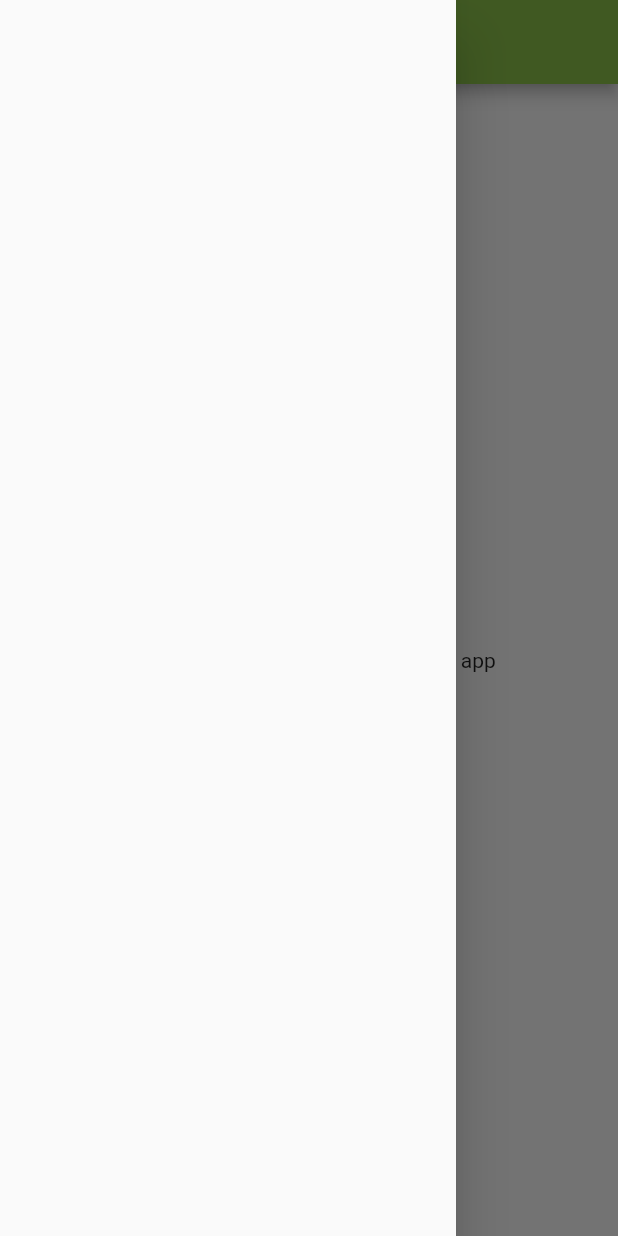
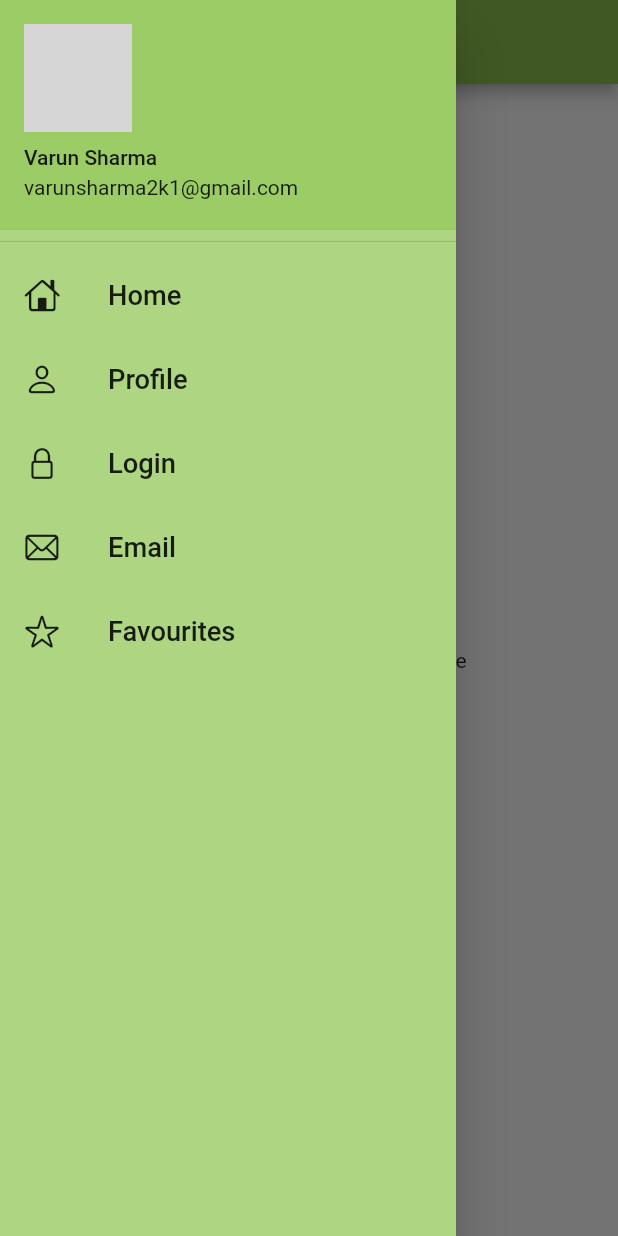
Before and after one commit to Varunsharma2k1/Flutter, a Flutter app: the HomePage screen opened by its route, with the side drawer open, on a phone screen of 412 x 824 dp. Run offline on Flutter 3.47's test engine with Material 2 defaults, Android fonts, the phone set to English and light mode, and no system bars; network calls fail; grey boxes are pictures that could not be loaded.

Commit message:
day8 complete

```diff
--- a/lib/Pages/home_page.dart
+++ b/lib/Pages/home_page.dart
@@ -1,4 +1,5 @@
 import 'package:flutter/material.dart';
+import 'package:flutter_application_1/widgets/drawer.dart';
 
 class HomePage extends StatelessWidget {
   const HomePage({Key? key}) : super(key: key);
@@ -7,14 +8,14 @@ class HomePage extends StatelessWidget {
   Widget build(BuildContext context) {
     return Scaffold(
       appBar: AppBar(
-        title: Text("Gharwale"),
+        title: Text("DietShiet"),
       ),
       body: Center(
         child: Container(
-          child: Text("Welcome guys welcome back to my app"),
+          child: Text("HomePage is under maintainence"),
         ),
       ),
-      drawer: Drawer(),
+      drawer: MyDrawer(),
     );
   }
 }
--- a/lib/main.dart
+++ b/lib/main.dart
@@ -18,7 +18,8 @@ class MyApp extends StatelessWidget {
       theme: ThemeData(
         primarySwatch: Colors.lightGreen,
       ),
-      initialRoute: "/login",
+      debugShowCheckedModeBanner: false,
+      initialRoute: MyRoutes.homeRoute,
       routes: {
         MyRoutes.homeRoute: (context) => HomePage(),
         MyRoutes.loginRoute: (context) => LoginPage(),
--- /dev/null
+++ b/lib/widgets/drawer.dart
@@ -0,0 +1,97 @@
+import 'package:flutter/cupertino.dart';
+import 'package:flutter/material.dart';
+import 'package:flutter_application_1/Pages/LoginPage.dart';
+import 'package:flutter_application_1/utils/routes.dart';
+
+class MyDrawer extends StatelessWidget {
+  const MyDrawer({Key? key}) : super(key: key);
+
+  @override
+  Widget build(BuildContext context) {
+    const imageUrl =
+        "https://logos.textgiraffe.com/logos/logo-name/Varun-designstyle-smoothie-m.png";
+    return Drawer(
+      child: Container(
+        color: Colors.lightGreen[300],
+        child: ListView(
+          children: [
+            DrawerHeader(
+                padding: EdgeInsets.zero,
+                child: UserAccountsDrawerHeader(
+                  decoration: BoxDecoration(color: Colors.lightGreen[400]),
+                  accountName: Text("Varun Sharma"),
+                  accountEmail: Text("varunsharma2k1@gmail.com"),
+                  currentAccountPicture: const CircleAvatar(
+                    backgroundImage: NetworkImage(imageUrl),
+                  ),
+                )),
+            ListTile(
+              onTap: () {
+                Navigator.pushNamed(context, MyRoutes.homeRoute);
+              },
+              textColor: Colors.black87,
+              leading: Icon(
+                CupertinoIcons.home,
+                color: Colors.black87,
+              ),
+              title: Text(
+                "Home",
+                textScaleFactor: 1.3,
+              ),
+            ),
+            ListTile(
+              onTap: () {
+                Navigator.pushNamed(context, MyRoutes.profileRoute);
+              },
+              textColor: Colors.black87,
+              leading: Icon(
+                CupertinoIcons.person,
+                color: Colors.black87,
+              ),
+              title: Text(
+                "Profile",
+                textScaleFactor: 1.3,
+              ),
+            ),
+            ListTile(
+              onTap: () {
+                Navigator.pushNamed(context, MyRoutes.loginRoute);
+              },
+              textColor: Colors.black87,
+              leading: Icon(
+                CupertinoIcons.lock,
+                color: Colors.black87,
+              ),
+              title: Text(
+                "Login",
+                textScaleFactor: 1.3,
+              ),
+            ),
+            ListTile(
+              textColor: Colors.black87,
+              leading: Icon(
+                CupertinoIcons.mail,
+                color: Colors.black87,
+              ),
+              title: Text(
+                "Email",
+                textScaleFactor: 1.3,
+              ),
+            ),
+            ListTile(
+              textColor: Colors.black87,
+              leading: Icon(
+                CupertinoIcons.star,
+                color: Colors.black87,
+              ),
+              title: Text(
+                "Favourites",
+                textScaleFactor: 1.3,
+              ),
+            )
+          ],
+        ),
+      ),
+    );
+  }
+}
```
